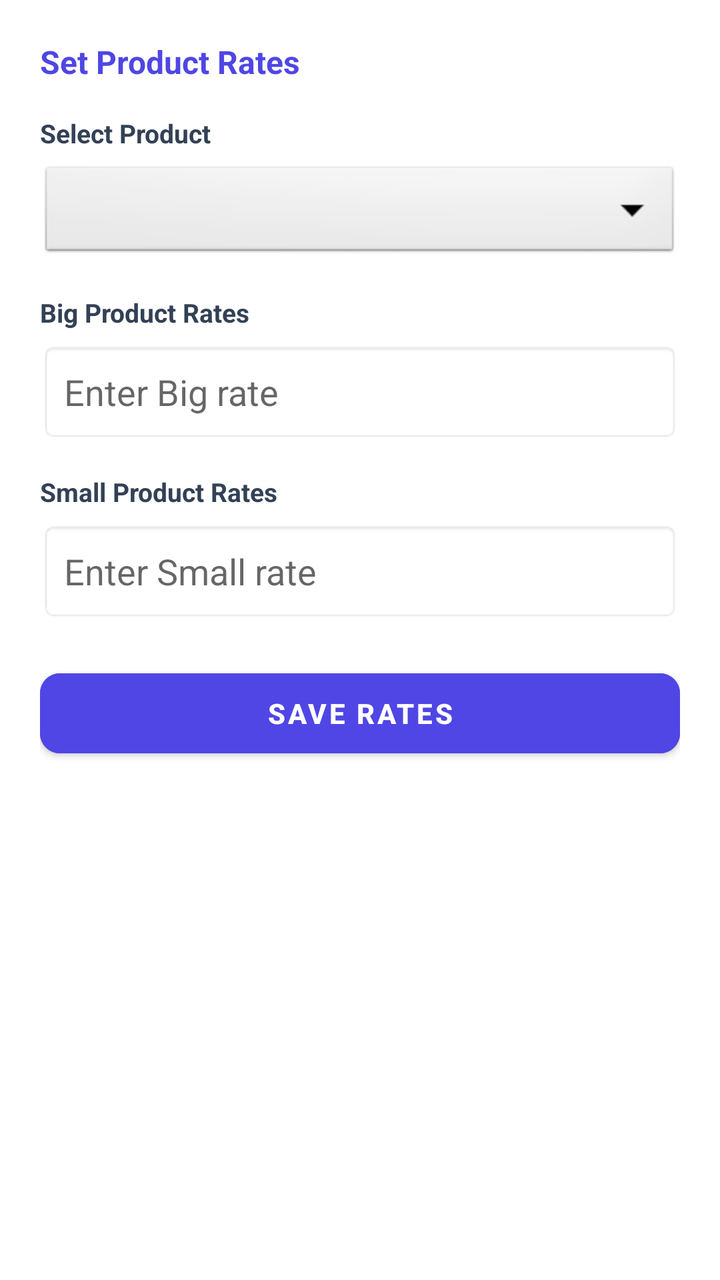
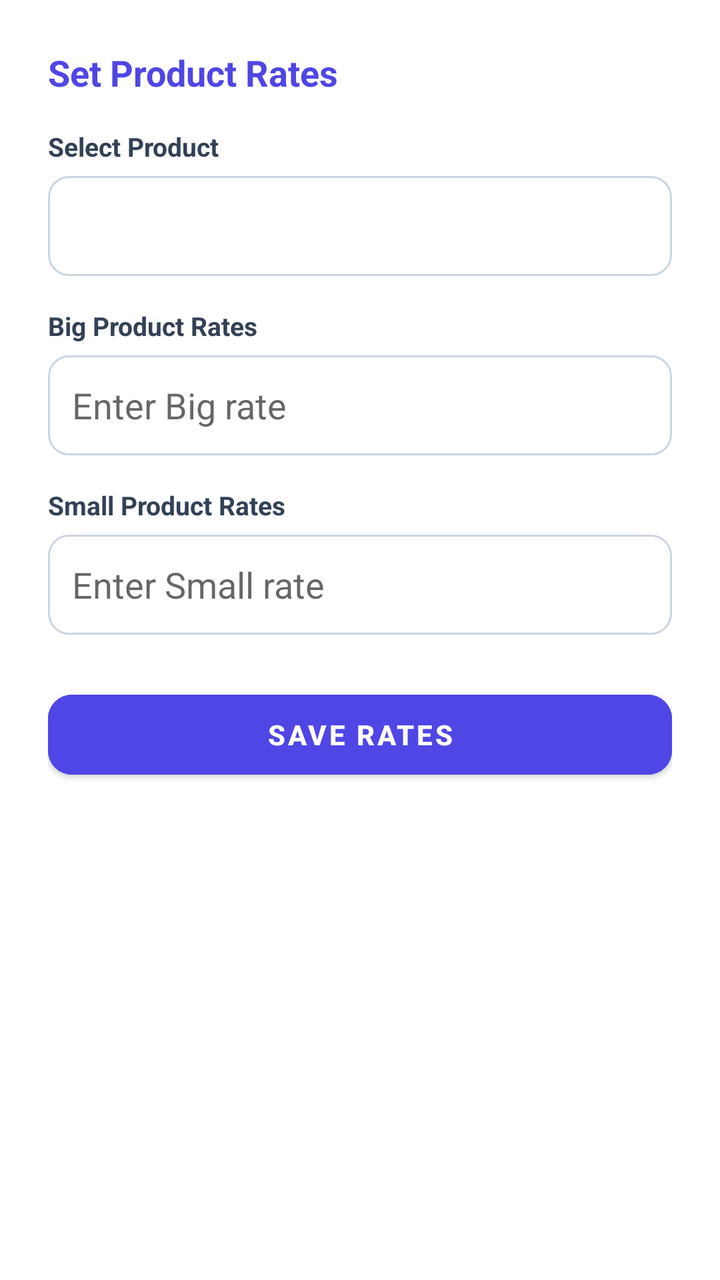

Compare the two renders of this Android layout. The source of the first and the diff that turns it into the second are given below.
<!-- AndroidManifest.xml: application theme Theme.MaterialComponents.DayNight.NoActionBar -->
<!-- res/layout/dialog_product_rates.xml -->
<?xml version="1.0" encoding="utf-8"?>
<ScrollView xmlns:android="http://schemas.android.com/apk/res/android"
    xmlns:app="http://schemas.android.com/apk/res-auto"
    android:layout_width="match_parent"
    android:layout_height="wrap_content"
    android:padding="20dp">

    <LinearLayout
        android:layout_width="match_parent"
        android:layout_height="wrap_content"
        android:orientation="vertical">

        <TextView
            android:layout_width="wrap_content"
            android:layout_height="wrap_content"
            android:text="Set Product Rates"
            android:textSize="16sp"
            android:textStyle="bold"
            android:textColor="#4F46E5"
            android:layout_marginBottom="16dp"/>

        <TextView 
            android:layout_width="wrap_content"
            android:layout_height="wrap_content"
            android:text="Select Product" 
            android:textSize="13sp"
            android:textStyle="bold" 
            android:textColor="#334155"
            android:layout_marginBottom="6dp"/>
        <Spinner
            android:id="@+id/spinnerRateProduct"
            android:layout_width="match_parent"
            android:layout_height="50dp"
            android:background="@android:drawable/btn_dropdown"
            android:layout_marginBottom="16dp"/>

        <TextView
            android:id="@+id/tvBigRateLabel"
            android:layout_width="wrap_content"
            android:layout_height="wrap_content"
            android:text="Big Product Rates"
            android:textSize="13sp"
            android:textStyle="bold"
            android:textColor="#334155"
            android:layout_marginBottom="6dp"/>
        <EditText
            android:id="@+id/etBigRate"
            android:layout_width="match_parent"
            android:layout_height="50dp"
            android:inputType="numberDecimal"
            android:hint="Enter Big rate"
            android:paddingHorizontal="12dp"
            android:background="@android:drawable/editbox_background_normal"
            android:layout_marginBottom="16dp"/>

        <TextView
            android:id="@+id/tvSmallRateLabel"
            android:layout_width="wrap_content"
            android:layout_height="wrap_content"
            android:text="Small Product Rates"
            android:textSize="13sp"
            android:textStyle="bold"
            android:textColor="#334155"
            android:layout_marginBottom="6dp"/>
        <EditText
            android:id="@+id/etSmallRate"
            android:layout_width="match_parent"
            android:layout_height="50dp"
            android:inputType="numberDecimal"
            android:hint="Enter Small rate"
            android:paddingHorizontal="12dp"
            android:background="@android:drawable/editbox_background_normal"
            android:layout_marginBottom="20dp"/>

        <Button
            android:id="@+id/btnSaveRates"
            android:layout_width="match_parent"
            android:layout_height="52dp"
            android:text="Save Rates"
            android:textStyle="bold"
            android:backgroundTint="#4F46E5"
            android:textColor="#FFFFFF"
            app:cornerRadius="10dp"/>

    </LinearLayout>
</ScrollView>
<!-- resources referenced by this layout -->
<resources>

</resources>

<!-- the commit's change to res/layout/dialog_product_rates.xml (unified diff, before → after) -->
@@ -3,7 +3,8 @@
     xmlns:app="http://schemas.android.com/apk/res-auto"
     android:layout_width="match_parent"
     android:layout_height="wrap_content"
-    android:padding="20dp">
+    android:background="@drawable/bg_dialog_rounded"
+    android:padding="24dp">
 
     <LinearLayout
         android:layout_width="match_parent"
@@ -14,7 +15,7 @@
             android:layout_width="wrap_content"
             android:layout_height="wrap_content"
             android:text="Set Product Rates"
-            android:textSize="16sp"
+            android:textSize="18sp"
             android:textStyle="bold"
             android:textColor="#4F46E5"
             android:layout_marginBottom="16dp"/>
@@ -31,7 +32,8 @@
             android:id="@+id/spinnerRateProduct"
             android:layout_width="match_parent"
             android:layout_height="50dp"
-            android:background="@android:drawable/btn_dropdown"
+            android:background="@drawable/bg_rounded_edittext"
+            android:paddingHorizontal="12dp"
             android:layout_marginBottom="16dp"/>
 
         <TextView
@@ -50,7 +52,7 @@
             android:inputType="numberDecimal"
             android:hint="Enter Big rate"
             android:paddingHorizontal="12dp"
-            android:background="@android:drawable/editbox_background_normal"
+            android:background="@drawable/bg_rounded_edittext"
             android:layout_marginBottom="16dp"/>
 
         <TextView
@@ -69,8 +71,8 @@
             android:inputType="numberDecimal"
             android:hint="Enter Small rate"
             android:paddingHorizontal="12dp"
-            android:background="@android:drawable/editbox_background_normal"
-            android:layout_marginBottom="20dp"/>
+            android:background="@drawable/bg_rounded_edittext"
+            android:layout_marginBottom="24dp"/>
 
         <Button
             android:id="@+id/btnSaveRates"
@@ -80,7 +82,7 @@
             android:textStyle="bold"
             android:backgroundTint="#4F46E5"
             android:textColor="#FFFFFF"
-            app:cornerRadius="10dp"/>
+            app:cornerRadius="12dp"/>
 
     </LinearLayout>
 </ScrollView>
<!-- resource entries referenced after the edit -->
@@ -1,5 +1,19 @@
 <!-- resources referenced by this layout -->
 <resources>
-
+  <!-- drawable bg_dialog_rounded (drawable) -->
+  <?xml version="1.0" encoding="utf-8"?>
+  <shape xmlns:android="http://schemas.android.com/apk/res/android"
+      android:shape="rectangle">
+      <solid android:color="#FFFFFF"/>
+      <corners android:radius="20dp"/>
+  </shape>
+  <!-- drawable bg_rounded_edittext (drawable) -->
+  <?xml version="1.0" encoding="utf-8"?>
+  <shape xmlns:android="http://schemas.android.com/apk/res/android"
+      android:shape="rectangle">
+      <solid android:color="#FFFFFF"/>
+      <corners android:radius="10dp"/>
+      <stroke android:width="1dp" android:color="#CBD5E1"/>
+  </shape>
 </resources>
 
